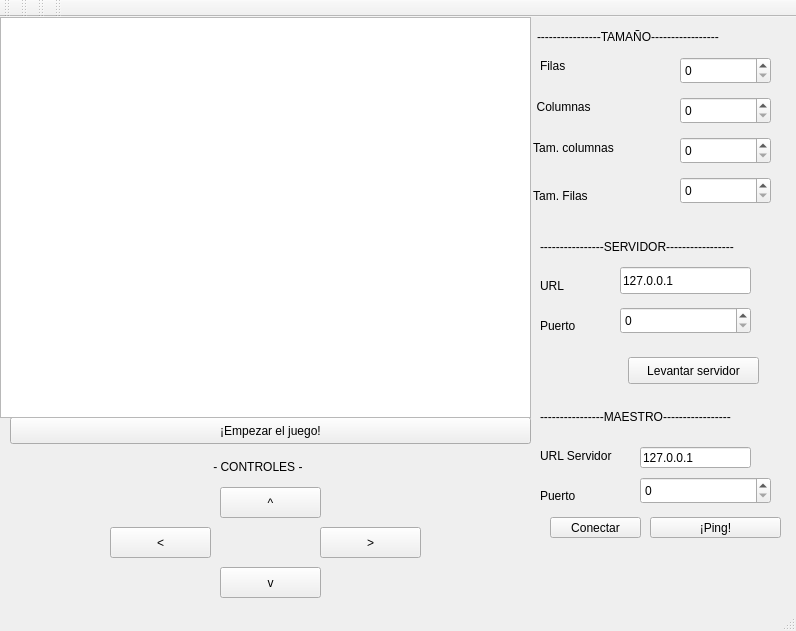
First picture: the form in snake.ui, repository Jonayne/Practica07-Modelado20171, before the edit.
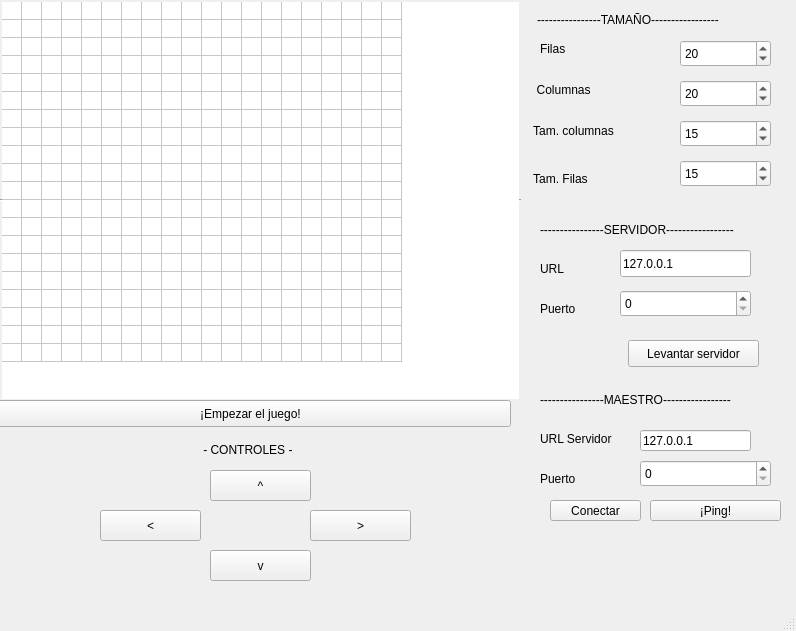
Second picture: the form after the edit.

Commit message: Se han agregado especificaciones por default a la interfaz (# de columnas, filas, tamaño, etc.)

The edit to the form file:
```diff
--- a/snake.ui
+++ b/snake.ui
@@ -61,6 +61,9 @@
        <height>27</height>
       </rect>
      </property>
+     <property name="value">
+      <number>20</number>
+     </property>
     </widget>
     <widget class="QSpinBox" name="spinBox_2">
      <property name="geometry">
@@ -71,6 +74,9 @@
        <height>27</height>
       </rect>
      </property>
+     <property name="value">
+      <number>20</number>
+     </property>
     </widget>
     <widget class="QSpinBox" name="spinBox_3">
      <property name="geometry">
@@ -81,6 +87,9 @@
        <height>27</height>
       </rect>
      </property>
+     <property name="value">
+      <number>15</number>
+     </property>
     </widget>
     <widget class="QSpinBox" name="spinBox_4">
      <property name="geometry">
@@ -91,6 +100,9 @@
        <height>27</height>
       </rect>
      </property>
+     <property name="value">
+      <number>15</number>
+     </property>
     </widget>
     <widget class="QLabel" name="label_3">
      <property name="geometry">
@@ -298,7 +310,7 @@
    <widget class="QWidget" name="widget_2" native="true">
     <property name="geometry">
      <rect>
-      <x>10</x>
+      <x>0</x>
       <y>400</y>
       <width>521</width>
       <height>191</height>
@@ -372,7 +384,7 @@
     <widget class="QPushButton" name="pushButton">
      <property name="geometry">
       <rect>
-       <x>0</x>
+       <x>-10</x>
        <y>0</y>
        <width>521</width>
        <height>27</height>
@@ -388,10 +400,127 @@
      <rect>
       <x>0</x>
       <y>0</y>
-      <width>531</width>
+      <width>521</width>
       <height>401</height>
      </rect>
     </property>
+    <property name="cursor" stdset="0">
+     <cursorShape>ArrowCursor</cursorShape>
+    </property>
+    <property name="autoFillBackground">
+     <bool>false</bool>
+    </property>
+    <property name="frameShape">
+     <enum>QFrame::HLine</enum>
+    </property>
+    <property name="lineWidth">
+     <number>1</number>
+    </property>
+    <property name="verticalScrollBarPolicy">
+     <enum>Qt::ScrollBarAlwaysOff</enum>
+    </property>
+    <property name="horizontalScrollBarPolicy">
+     <enum>Qt::ScrollBarAlwaysOff</enum>
+    </property>
+    <property name="autoScroll">
+     <bool>true</bool>
+    </property>
+    <property name="showGrid">
+     <bool>true</bool>
+    </property>
+    <property name="gridStyle">
+     <enum>Qt::SolidLine</enum>
+    </property>
+    <property name="sortingEnabled">
+     <bool>false</bool>
+    </property>
+    <property name="wordWrap">
+     <bool>false</bool>
+    </property>
+    <property name="cornerButtonEnabled">
+     <bool>true</bool>
+    </property>
+    <property name="rowCount">
+     <number>20</number>
+    </property>
+    <property name="columnCount">
+     <number>20</number>
+    </property>
+    <attribute name="horizontalHeaderVisible">
+     <bool>false</bool>
+    </attribute>
+    <attribute name="horizontalHeaderDefaultSectionSize">
+     <number>15</number>
+    </attribute>
+    <attribute name="horizontalHeaderHighlightSections">
+     <bool>true</bool>
+    </attribute>
+    <attribute name="horizontalHeaderMinimumSectionSize">
+     <number>10</number>
+    </attribute>
+    <attribute name="horizontalHeaderShowSortIndicator" stdset="0">
+     <bool>false</bool>
+    </attribute>
+    <attribute name="horizontalHeaderStretchLastSection">
+     <bool>false</bool>
+    </attribute>
+    <attribute name="verticalHeaderVisible">
+     <bool>false</bool>
+    </attribute>
+    <attribute name="verticalHeaderCascadingSectionResizes">
+     <bool>true</bool>
+    </attribute>
+    <attribute name="verticalHeaderDefaultSectionSize">
+     <number>15</number>
+    </attribute>
+    <attribute name="verticalHeaderMinimumSectionSize">
+     <number>10</number>
+    </attribute>
+    <row/>
+    <row/>
+    <row/>
+    <row/>
+    <row/>
+    <row/>
+    <row/>
+    <row/>
+    <row/>
+    <row/>
+    <row/>
+    <row/>
+    <row/>
+    <row/>
+    <row/>
+    <row/>
+    <row/>
+    <row/>
+    <row/>
+    <row/>
+    <column/>
+    <column/>
+    <column/>
+    <column/>
+    <column/>
+    <column/>
+    <column/>
+    <column/>
+    <column/>
+    <column/>
+    <column/>
+    <column/>
+    <column/>
+    <column/>
+    <column/>
+    <column/>
+    <column/>
+    <column/>
+    <column/>
+    <column/>
+    <item row="0" column="0">
+     <property name="text">
+      <string notr="true"/>
+     </property>
+    </item>
    </widget>
   </widget>
   <widget class="QMenuBar" name="menubar">
@@ -405,50 +534,6 @@
    </property>
   </widget>
   <widget class="QStatusBar" name="statusbar"/>
-  <widget class="QToolBar" name="toolBar">
-   <property name="windowTitle">
-    <string>toolBar</string>
-   </property>
-   <attribute name="toolBarArea">
-    <enum>TopToolBarArea</enum>
-   </attribute>
-   <attribute name="toolBarBreak">
-    <bool>false</bool>
-   </attribute>
-  </widget>
-  <widget class="QToolBar" name="toolBar_2">
-   <property name="windowTitle">
-    <string>toolBar_2</string>
-   </property>
-   <attribute name="toolBarArea">
-    <enum>TopToolBarArea</enum>
-   </attribute>
-   <attribute name="toolBarBreak">
-    <bool>false</bool>
-   </attribute>
-  </widget>
-  <widget class="QToolBar" name="toolBar_3">
-   <property name="windowTitle">
-    <string>toolBar_3</string>
-   </property>
-   <attribute name="toolBarArea">
-    <enum>TopToolBarArea</enum>
-   </attribute>
-   <attribute name="toolBarBreak">
-    <bool>false</bool>
-   </attribute>
-  </widget>
-  <widget class="QToolBar" name="toolBar_4">
-   <property name="windowTitle">
-    <string>toolBar_4</string>
-   </property>
-   <attribute name="toolBarArea">
-    <enum>TopToolBarArea</enum>
-   </attribute>
-   <attribute name="toolBarBreak">
-    <bool>false</bool>
-   </attribute>
-  </widget>
  </widget>
  <resources/>
  <connections/>
```
